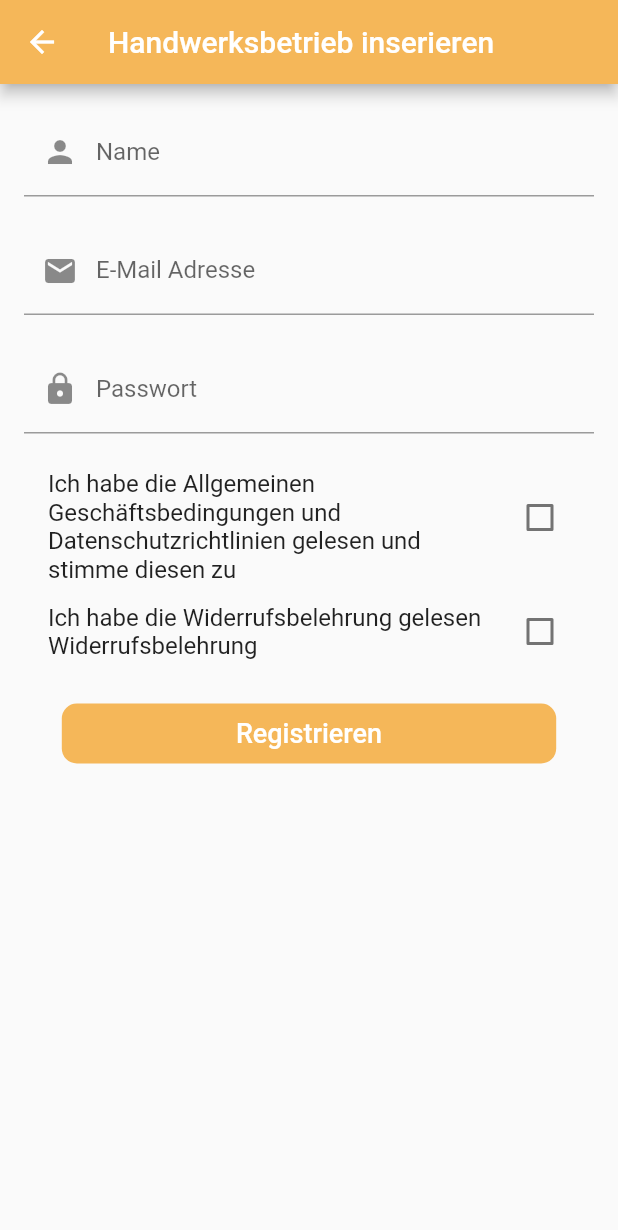
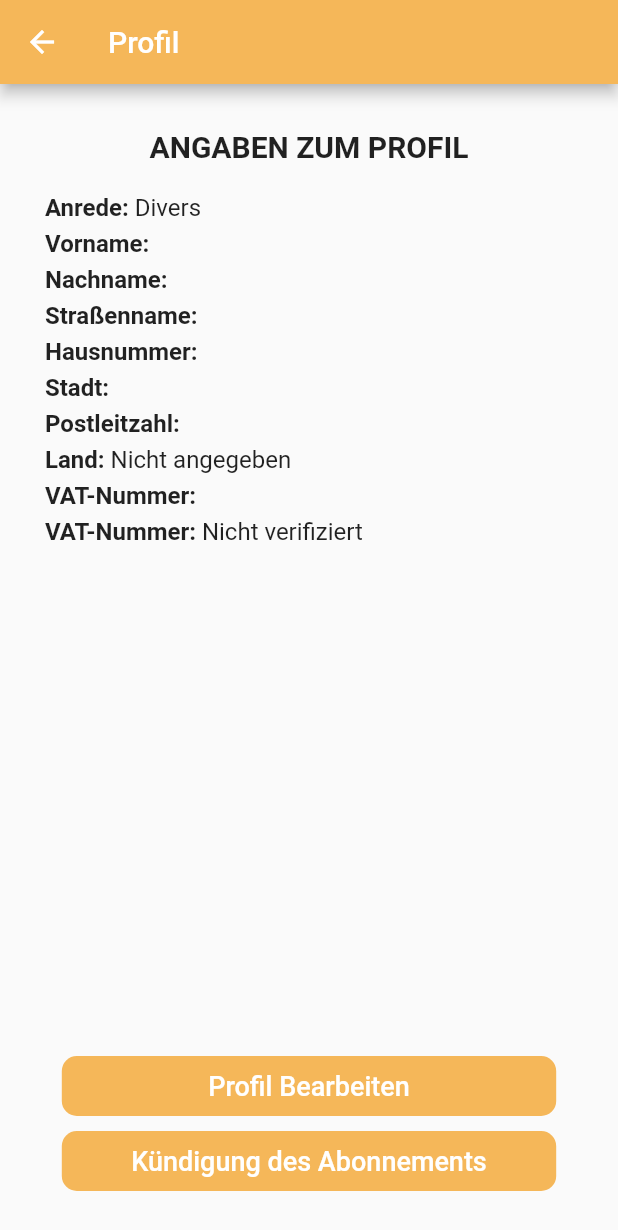
Before and after one commit to harundemirkaya/volkshandwerker, a Flutter app: the ProfilePage screen opened directly, on a phone screen of 412 x 824 dp. Shown: the top 1230 px of the screen. Run offline on Flutter 3.47's test engine with Material 2 defaults, Android fonts, the light colour scheme and no system bars; our stand-ins replace hooks_riverpod, shared_preferences, webview_flutter; accounts and stored records are empty; network calls fail.

Commit message:
Profil Page Added

```diff
--- a/lib/Views/home_page.dart
+++ b/lib/Views/home_page.dart
@@ -125,7 +125,7 @@ class _HomePageState extends ConsumerState<HomePage> {
                   );
                 }).toList();
               } else {
-                return ['Profil', 'Ausloggen'].map((String choice) {
+                return ["Profil", 'Ausloggen'].map((String choice) {
                   return PopupMenuItem<String>(
                     value: choice,
                     child: Text(choice),
--- a/lib/Views/profile_page.dart
+++ b/lib/Views/profile_page.dart
@@ -1,111 +1,284 @@
-// ignore_for_file: prefer_const_constructors, use_build_context_synchronously
+// ignore_for_file: prefer_const_constructors, prefer_const_literals_to_create_immutables
 
 import 'package:flutter/material.dart';
-import 'package:volkshandwerker/Models/RegisterResponse.dart';
-import 'package:volkshandwerker/Services/NetworkManager.dart';
-import 'package:volkshandwerker/Views/login_page.dart';
+import 'package:volkshandwerker/notifiers/UserNotifier.dart';
+import 'package:hooks_riverpod/hooks_riverpod.dart';
+import '../Models/User.dart';
+import '../notifiers/UserNotifier.dart';
+import 'package:volkshandwerker/Helpers/UserToken.dart';
 
-class ProfilePage extends StatefulWidget {
-  ProfilePage({Key? key}) : super(key: key);
-
+class ProfilePage extends ConsumerStatefulWidget {
   @override
-  _ProfilePageState createState() => _ProfilePageState();
+  ConsumerState<ProfilePage> createState() => _ProfilePageState();
 }
 
-class _ProfilePageState extends State<ProfilePage> {
-  final ValueNotifier<bool> _checkBoxNotifier = ValueNotifier(false);
-  final ValueNotifier<bool> _checkBoxNotifierTwo = ValueNotifier(false);
-  final TextEditingController _nameController = TextEditingController();
-  final TextEditingController _emailController = TextEditingController();
-  final TextEditingController _passwordController = TextEditingController();
-
-  RegisterResponse? _registerResponse;
-
-  Future<bool> _registerRequest(
-      String username, String email, String password) async {
-    NetworkManager networkManager =
-        NetworkManager('https://api.volkshandwerker.de/api');
-    RegisterResponse? registerResponse =
-        await networkManager.registerRequest(username, email, password);
-    if (registerResponse == null) {
-      return false;
-    } else {
-      setState(() {
-        _registerResponse = registerResponse;
-      });
-      return true;
-    }
-  }
-
+class _ProfilePageState extends ConsumerState<ProfilePage> {
   @override
   Widget build(BuildContext context) {
+    final _watch = ref.watch(userNotifierProvider);
     return Scaffold(
       appBar: AppBar(
         backgroundColor: const Color.fromRGBO(245, 183, 89, 1),
-        title: Text('Handwerksbetrieb inserieren'),
-      ),
-      body: SingleChildScrollView(
-        child: Padding(
-          padding: const EdgeInsets.all(16.0),
-          child: Column(
-            children: <Widget>[
-              TextField(
-                controller: _nameController,
-                decoration: InputDecoration(
-                  prefixIcon: Icon(Icons.person),
-                  labelText: 'Name',
+        title: Text(
+          "Profil",
         ),
       ),
-              SizedBox(height: 20.0),
-              TextField(
-                controller: _emailController,
-                decoration: InputDecoration(
-                  prefixIcon: Icon(Icons.email),
-                  labelText: 'E-Mail Adresse',
+      body: SafeArea(
+        child: Padding(
+          padding: EdgeInsets.symmetric(horizontal: 30, vertical: 30),
+          child: Column(
+            children: [
+              Text(
+                "ANGABEN ZUM PROFIL",
+                style: TextStyle(
+                  fontSize: 20,
+                  fontWeight: FontWeight.bold,
                 ),
               ),
               SizedBox(
                 height: 20,
               ),
-              TextField(
-                controller: _passwordController,
-                obscureText: true,
-                decoration: InputDecoration(
-                  prefixIcon: Icon(Icons.lock),
-                  labelText: 'Passwort',
+              Row(
+                children: [
+                  Text(
+                    "Anrede: ",
+                    style: TextStyle(
+                      fontSize: 16,
+                      fontWeight: FontWeight.bold,
+                    ),
+                  ),
+                  Text(
+                    (_watch?.user?.subscriber.gender == "female")
+                        ? "Frau"
+                        : (_watch?.user?.subscriber.gender == "male")
+                            ? "Herr"
+                            : "Divers",
+                    style: TextStyle(
+                      fontSize: 16,
+                    ),
+                  ),
+                ],
+              ),
+              SizedBox(
+                height: 5,
+              ),
+              Row(
+                children: [
+                  Text(
+                    "Vorname: ",
+                    style: TextStyle(
+                      fontSize: 16,
+                      fontWeight: FontWeight.bold,
+                    ),
+                  ),
+                  Text(
+                    _watch?.user?.subscriber.firstName ?? "",
+                    style: TextStyle(
+                      fontSize: 16,
+                    ),
+                  ),
+                ],
+              ),
+              SizedBox(
+                height: 5,
+              ),
+              Row(
+                children: [
+                  Text(
+                    "Nachname: ",
+                    style: TextStyle(
+                      fontSize: 16,
+                      fontWeight: FontWeight.bold,
+                    ),
+                  ),
+                  Text(
+                    _watch?.user?.subscriber.lastName ?? "",
+                    style: TextStyle(
+                      fontSize: 16,
+                    ),
+                  ),
+                ],
+              ),
+              SizedBox(
+                height: 5,
+              ),
+              Row(
+                children: [
+                  Text(
+                    "Straßenname: ",
+                    style: TextStyle(
+                      fontSize: 16,
+                      fontWeight: FontWeight.bold,
+                    ),
+                  ),
+                  Text(
+                    _watch?.user?.subscriber.street ?? "",
+                    style: TextStyle(
+                      fontSize: 16,
+                    ),
+                  ),
+                ],
+              ),
+              SizedBox(
+                height: 5,
+              ),
+              Row(
+                children: [
+                  Text(
+                    "Hausnummer: ",
+                    style: TextStyle(
+                      fontSize: 16,
+                      fontWeight: FontWeight.bold,
+                    ),
+                  ),
+                  Text(
+                    _watch?.user?.subscriber.houseNumber ?? "",
+                    style: TextStyle(
+                      fontSize: 16,
+                    ),
+                  ),
+                ],
+              ),
+              SizedBox(
+                height: 5,
+              ),
+              Row(
+                children: [
+                  Text(
+                    "Stadt: ",
+                    style: TextStyle(
+                      fontSize: 16,
+                      fontWeight: FontWeight.bold,
+                    ),
+                  ),
+                  Text(
+                    _watch?.user?.subscriber.city ?? "",
+                    style: TextStyle(
+                      fontSize: 16,
+                    ),
+                  ),
+                ],
+              ),
+              SizedBox(
+                height: 5,
+              ),
+              Row(
+                children: [
+                  Text(
+                    "Postleitzahl: ",
+                    style: TextStyle(
+                      fontSize: 16,
+                      fontWeight: FontWeight.bold,
+                    ),
+                  ),
+                  Text(
+                    _watch?.user?.subscriber.postalCode ?? "",
+                    style: TextStyle(
+                      fontSize: 16,
+                    ),
+                  ),
+                ],
+              ),
+              SizedBox(
+                height: 5,
+              ),
+              Row(
+                children: [
+                  Text(
+                    "Land: ",
+                    style: TextStyle(
+                      fontSize: 16,
+                      fontWeight: FontWeight.bold,
+                    ),
+                  ),
+                  Text(
+                    (_watch?.user?.subscriber.countryIso2 == "de")
+                        ? "DEUTSCHLAND"
+                        : (_watch?.user?.subscriber.countryIso2 == "ch")
+                            ? "Schweiz"
+                            : (_watch?.user?.subscriber.countryIso2 == "at")
+                                ? "Österreich"
+                                : "Nicht angegeben",
+                    style: TextStyle(
+                      fontSize: 16,
+                    ),
+                  ),
+                ],
+              ),
+              SizedBox(
+                height: 5,
+              ),
+              Row(
+                children: [
+                  Text(
+                    "VAT-Nummer: ",
+                    style: TextStyle(
+                      fontSize: 16,
+                      fontWeight: FontWeight.bold,
+                    ),
+                  ),
+                  Text(
+                    _watch?.user?.subscriber.vatNumber ?? "",
+                    style: TextStyle(
+                      fontSize: 16,
+                    ),
+                  ),
+                ],
+              ),
+              SizedBox(
+                height: 5,
+              ),
+              Row(
+                children: [
+                  Text(
+                    "VAT-Nummer: ",
+                    style: TextStyle(
+                      fontSize: 16,
+                      fontWeight: FontWeight.bold,
+                    ),
+                  ),
+                  Text(
+                    (_watch?.user?.subscriber.company.verificationStatus ==
+                            "verified")
+                        ? "verifiziert"
+                        : "Nicht verifiziert",
+                    style: TextStyle(
+                      fontSize: 16,
+                    ),
+                  ),
+                ],
+              ),
+            ],
+          ),
+        ),
+      ),
+      bottomNavigationBar: Padding(
+        padding: EdgeInsets.symmetric(horizontal: 30, vertical: 30),
+        child: Column(
+          mainAxisSize: MainAxisSize.min,
+          children: [
+            Container(
+              width: MediaQuery.of(context).size.width * 0.8,
+              height: 40,
+              decoration: BoxDecoration(
+                color: Color.fromRGBO(245, 183, 89, 1),
+                borderRadius: BorderRadius.circular(10),
+              ),
+              child: TextButton(
+                onPressed: () {
+                  // URL E YÖNLENDİRME
+                },
+                child: Text(
+                  'Profil Bearbeiten',
+                  style: TextStyle(
+                    fontSize: 18,
+                    color: Colors.white,
+                  ),
+                ),
               ),
             ),
             SizedBox(
-                height: 20,
-              ),
-              ValueListenableBuilder<bool>(
-                valueListenable: _checkBoxNotifier,
-                builder: (context, value, child) {
-                  return CheckboxListTile(
-                    title: Text(
-                        'Ich habe die Allgemeinen Geschäftsbedingungen und Datenschutzrichtlinien gelesen und stimme diesen zu'),
-                    value: value,
-                    onChanged: (bool? newValue) {
-                      _checkBoxNotifier.value = newValue ?? false;
-                    },
-                  );
-                },
-              ),
-              ValueListenableBuilder<bool>(
-                valueListenable: _checkBoxNotifierTwo,
-                builder: (context, value, child) {
-                  return CheckboxListTile(
-                    title: Text(
-                        'Ich habe die Widerrufsbelehrung gelesen Widerrufsbelehrung'),
-                    value: value,
-                    onChanged: (bool? newValue) {
-                      _checkBoxNotifierTwo.value = newValue ?? false;
-                    },
-                  );
-                },
-              ),
-              SizedBox(
-                height: 20,
+              height: 10,
             ),
             Container(
               width: MediaQuery.of(context).size.width * 0.8,
@@ -115,74 +288,11 @@ class _ProfilePageState extends State<ProfilePage> {
                 borderRadius: BorderRadius.circular(10),
               ),
               child: TextButton(
-                  onPressed: () async {
-                    if (_checkBoxNotifier.value == true &&
-                        _checkBoxNotifierTwo.value == true) {
-                      bool success = await _registerRequest(
-                          _nameController.text,
-                          _emailController.text,
-                          _passwordController.text);
-                      if (!success) {
-                        showDialog(
-                          context: context,
-                          builder: (BuildContext context) => AlertDialog(
-                            title: Text('FEHLER'),
-                            content: Text(
-                                "Bitte füllen Sie Ihre Angaben vollständig aus"),
-                            actions: [
-                              TextButton(
-                                child: Text('OK'),
                 onPressed: () {
-                                  Navigator.of(context).pop();
-                                },
-                              ),
-                            ],
-                          ),
-                        );
-                      } else {
-                        showDialog(
-                          context: context,
-                          builder: (BuildContext context) => AlertDialog(
-                            title: Text('Erfolgreich!'),
-                            content: Text(
-                                "Deine Registrierung ist abgeschlossen. Bitte loggen Sie sich ein."),
-                            actions: [
-                              TextButton(
-                                child: Text('OK'),
-                                onPressed: () {
-                                  Navigator.of(context).pop();
-                                  Navigator.pushReplacement(
-                                    context,
-                                    MaterialPageRoute(
-                                        builder: (context) => LoginPage()),
-                                  );
-                                },
-                              ),
-                            ],
-                          ),
-                        );
-                      }
-                    } else {
-                      showDialog(
-                        context: context,
-                        builder: (BuildContext context) => AlertDialog(
-                          title: Text('FEHLER'),
-                          content:
-                              Text('Bitte bestätigen Sie alle Berechtigungen.'),
-                          actions: [
-                            TextButton(
-                              child: Text('OK'),
-                              onPressed: () {
-                                Navigator.of(context).pop();
-                              },
-                            ),
-                          ],
-                        ),
-                      );
-                    }
+                  // SHOW DIALOG AÇMA, DIALOG UN İÇİNDE MOBİL ABONELİKLER İÇİN AYARLAR EKRANINI TARİF ETME, WEB ABONELİKLER İÇİN WEB E YÖNLENDİREN OKEY BUTONU EKLEME
                 },
                 child: Text(
-                    'Registrieren',
+                  'Kündigung des Abonnements',
                   style: TextStyle(
                     fontSize: 18,
                     color: Colors.white,
@@ -193,7 +303,6 @@ class _ProfilePageState extends State<ProfilePage> {
           ],
         ),
       ),
-      ),
     );
   }
 }
--- a/lib/notifiers/UserNotifier.dart
+++ b/lib/notifiers/UserNotifier.dart
@@ -15,6 +15,10 @@ class UserNotifier extends StateNotifier<LoginResponse?> {
     state = user;
   }
 
+  LoginResponse getUser() {
+    return state!;
+  }
+
   void logout() {
     state = null;
   }
```
Also changed, not shown: lib/Models/User.dart (+258 -8 lines), pubspec.lock, 1 other file. Lines whose indentation alone changed are shown as unchanged.
